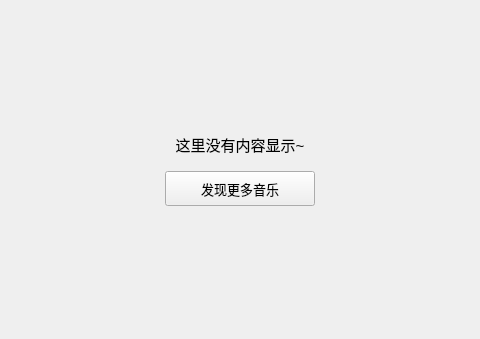
a-mo-xi-wei/Qt-KuGouAppClient, file KuGouStart/LocalDownload/DownloadedVideo/DownloadedVideo.ui: the form before one commit; both pictures show x 121 to 601 and y 0 to 339 of the 721 by 339 pixel window.
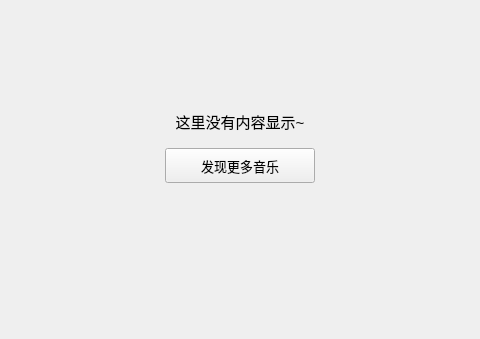
The form after the commit.

Diff of the .ui file:
```diff
--- a/KuGouStart/LocalDownload/DownloadedVideo/DownloadedVideo.ui
+++ b/KuGouStart/LocalDownload/DownloadedVideo/DownloadedVideo.ui
@@ -16,7 +16,7 @@
   <layout class="QVBoxLayout" name="verticalLayout">
    <item>
     <widget class="QWidget" name="table_widget" native="true">
-     <layout class="QVBoxLayout" name="verticalLayout_2">
+     <layout class="QVBoxLayout" name="verticalLayout_2" stretch="2,1,3">
       <item>
        <spacer name="verticalSpacer_2">
         <property name="orientation">
```
